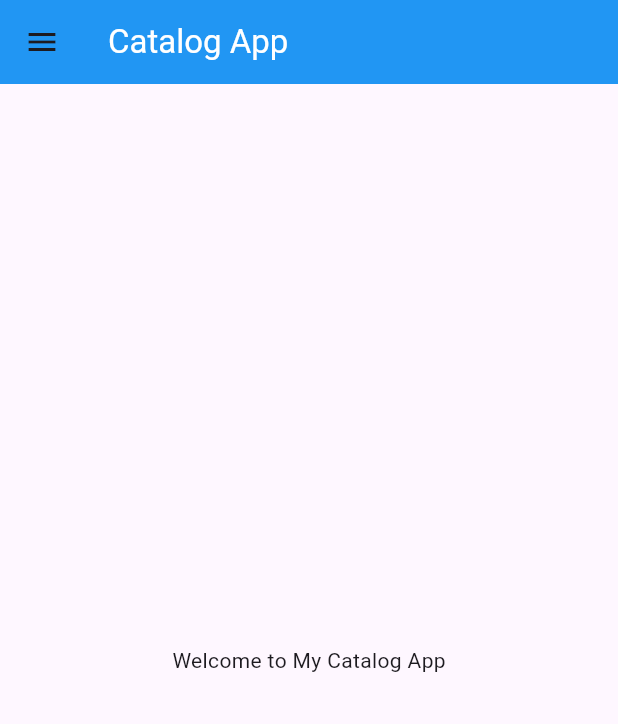
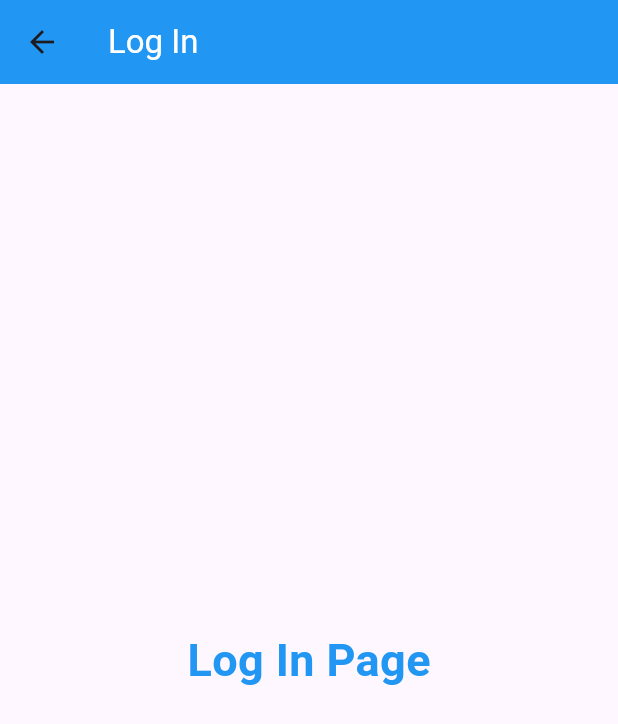
Before and after one commit to Waqas0321/Catalog-App, a Flutter app: the screen it shows after launch, on a phone screen of 412 x 824 dp. Shown: the top 724 px of the screen. Run offline on Flutter 3.47's test engine with Material 3 defaults, Android fonts, the phone set to English and light mode, and no system bars.

Commit message:
Lecture 2

```diff
--- /dev/null
+++ b/lib/Pages/loginpage.dart
@@ -0,0 +1,29 @@
+import 'package:flutter/material.dart';
+
+class LoginPage extends StatelessWidget {
+  const LoginPage({super.key});
+
+  @override
+  Widget build(BuildContext context) {
+    return Scaffold(
+      appBar: AppBar(
+        title: const Text(
+          "Log In",
+          style: TextStyle(
+            color: Colors.white,
+          ),
+        ),
+        backgroundColor: Colors.blue,
+      ),
+      body: const Center(
+          child: Text(
+        "Log In Page",
+        style: TextStyle(
+          color: Colors.blue,
+          fontSize: 30,
+          fontWeight: FontWeight.bold,
+        ),
+      )),
+    );
+  }
+}
--- a/lib/main.dart
+++ b/lib/main.dart
@@ -1,4 +1,5 @@
-import 'package:catalag_app/homepage.dart';
+import 'package:catalag_app/Pages/homepage.dart';
+import 'package:catalag_app/Pages/loginpage.dart';
 import 'package:flutter/material.dart';
 
 void main() {
@@ -10,8 +11,18 @@ class MyApp extends StatelessWidget {
 
   @override
   Widget build(BuildContext context) {
-    return const Center(
-      child: MaterialApp(title: "Catalog App", home: HomePage()),
+    return Center(
+      child: MaterialApp(
+        title: "Catalog App",
+        themeMode: ThemeMode.light,
+        theme: ThemeData(primarySwatch: Colors.amber),
+        darkTheme: ThemeData(brightness: Brightness.dark),
+        initialRoute: "/login",
+        routes: {
+          "/": (context) => const HomePage(),
+          "/login": (context) => const LoginPage(),
+        },
+      ),
     );
   }
 }
```
Also changed, not shown: lib/Pages/homepage.dart (renamed from lib/homepage.dart).
